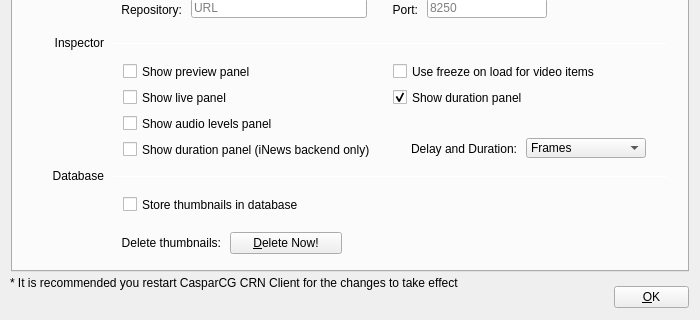
This is src/Widgets/SettingsDialog.ui in Yurry7/client as Qt 5 draws it before an edit; both pictures show x 0 to 700 and y 420 to 740 of the 700 by 740 pixel window. The edited form follows.
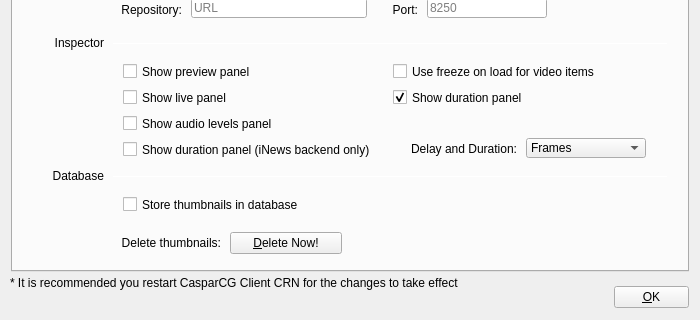
This is the edited form.

Patch:
```diff
--- a/src/Widgets/SettingsDialog.ui
+++ b/src/Widgets/SettingsDialog.ui
@@ -3728,7 +3728,7 @@
     </rect>
    </property>
    <property name="text">
-    <string>&lt;html&gt;&lt;head/&gt;&lt;body&gt;&lt;p&gt;* It is recommended you restart CasparCG CRN Client for the changes to take effect&lt;/p&gt;&lt;/body&gt;&lt;/html&gt;</string>
+    <string>&lt;html&gt;&lt;head/&gt;&lt;body&gt;&lt;p&gt;* It is recommended you restart CasparCG Client CRN for the changes to take effect&lt;/p&gt;&lt;/body&gt;&lt;/html&gt;</string>
    </property>
   </widget>
  </widget>
```
